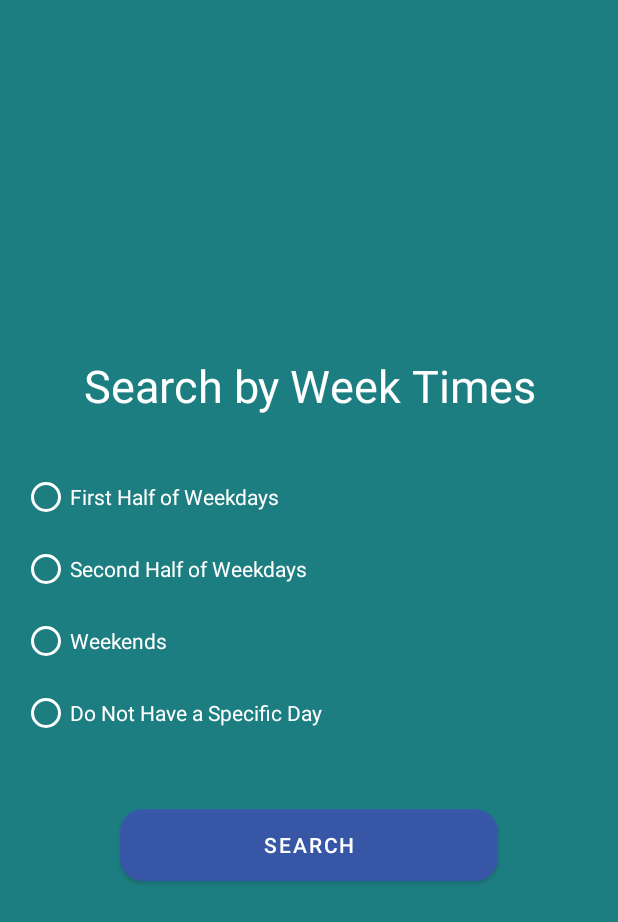
After one commit to keshab101/slackr-cmsc436-group30, an Android app: the layout search_group_by_week.xml on its own in the app's theme, with its tools: preview values and no code run, on a phone screen of 412 x 824 dp. The commit adds this screen. Shown: the top 922 px of the screen. Run offline under Robolectric (Android 15) with nearby library versions, the phone set to English and light mode, and no system bars; Roboto replaces fonts that are not available here.

Commit message:
more layouts

```diff
--- a/Slackr/app/src/main/java/com/example/slackr/searchGroupTypes/SearchDayTime.kt
+++ b/Slackr/app/src/main/java/com/example/slackr/searchGroupTypes/SearchDayTime.kt
@@ -2,11 +2,15 @@ package com.example.slackr.searchGroupTypes
 
 import android.os.Bundle
 import androidx.appcompat.app.AppCompatActivity
+import com.example.slackr.R
 
 class SearchDayTime: AppCompatActivity() {
 
     override fun onCreate(savedInstanceState: Bundle?) {
         super.onCreate(savedInstanceState)
+        setContentView(R.layout.search_group_by_studytime)
+
+
 
     }
 
--- a/Slackr/app/src/main/java/com/example/slackr/searchGroupTypes/SearchEnvironment.kt
+++ b/Slackr/app/src/main/java/com/example/slackr/searchGroupTypes/SearchEnvironment.kt
@@ -2,12 +2,13 @@ package com.example.slackr.searchGroupTypes
 
 import android.os.Bundle
 import androidx.appcompat.app.AppCompatActivity
+import com.example.slackr.R
 
 class SearchEnvironment: AppCompatActivity() {
 
     override fun onCreate(savedInstanceState: Bundle?) {
         super.onCreate(savedInstanceState)
-
+        setContentView(R.layout.search_group_by_studytype)
     }
 
 }
--- a/Slackr/app/src/main/java/com/example/slackr/searchGroupTypes/SearchSubject.kt
+++ b/Slackr/app/src/main/java/com/example/slackr/searchGroupTypes/SearchSubject.kt
@@ -2,11 +2,12 @@ package com.example.slackr.searchGroupTypes
 
 import android.os.Bundle
 import androidx.appcompat.app.AppCompatActivity
+import com.example.slackr.R
 
 class SearchSubject: AppCompatActivity() {
 
     override fun onCreate(savedInstanceState: Bundle?) {
         super.onCreate(savedInstanceState)
-
+        setContentView(R.layout.search_group_by_subject)
     }
 }
--- a/Slackr/app/src/main/java/com/example/slackr/searchGroupTypes/SearchWeekly.kt
+++ b/Slackr/app/src/main/java/com/example/slackr/searchGroupTypes/SearchWeekly.kt
@@ -2,11 +2,12 @@ package com.example.slackr.searchGroupTypes
 
 import android.os.Bundle
 import androidx.appcompat.app.AppCompatActivity
+import com.example.slackr.R
 
 class SearchWeekly: AppCompatActivity() {
 
     override fun onCreate(savedInstanceState: Bundle?) {
         super.onCreate(savedInstanceState)
-
+        setContentView(R.layout.search_group_by_week)
     }
 }
--- /dev/null
+++ b/Slackr/app/src/main/res/layout/search_group_by_week.xml
@@ -0,0 +1,72 @@
+<?xml version="1.0" encoding="utf-8"?>
+<androidx.appcompat.widget.LinearLayoutCompat
+    xmlns:android="http://schemas.android.com/apk/res/android"
+    android:layout_width="match_parent"
+    android:layout_height="match_parent"
+    android:orientation="vertical"
+    android:background="@color/splash_color"
+    android:gravity="center">
+
+    <TextView
+        android:id="@+id/study_habits_day"
+        android:layout_width="match_parent"
+        android:layout_height="wrap_content"
+        android:layout_marginBottom="30dp"
+        android:gravity="center"
+        android:fontFamily="sans-serif"
+        android:text="Search by Week Times"
+        android:textColor="@color/white"
+        android:textSize="30sp" />
+
+    <RadioGroup
+        android:id="@+id/radioGroup_days"
+        android:layout_width="match_parent"
+        android:layout_height="wrap_content"
+        android:layout_marginLeft="10dp"
+        android:checkedButton="@+id/study_day_clicked">
+
+        <RadioButton
+            android:id="@+id/radio_button_first"
+            android:layout_width="match_parent"
+            android:layout_height="wrap_content"
+            android:textColor="@color/white"
+            android:buttonTint="@color/white"
+            android:text="@string/study_day_first" />
+
+        <RadioButton
+            android:id="@+id/radio_button_second"
+            android:layout_width="match_parent"
+            android:layout_height="wrap_content"
+            android:textColor="@color/white"
+            android:buttonTint="@color/white"
+            android:text="@string/study_day_second" />
+
+        <RadioButton
+            android:id="@+id/radio_button_weekend"
+            android:layout_width="match_parent"
+            android:layout_height="wrap_content"
+            android:textColor="@color/white"
+            android:buttonTint="@color/white"
+            android:text="@string/study_day_weekend" />
+
+        <RadioButton
+            android:id="@+id/radio_button_no_day"
+            android:layout_width="match_parent"
+            android:layout_height="wrap_content"
+            android:textColor="@color/white"
+            android:buttonTint="@color/white"
+            android:text="@string/study_day_no" />
+    </RadioGroup>
+
+    <Button
+        android:id="@+id/search_group"
+        android:layout_width="match_parent"
+        android:layout_height="wrap_content"
+        android:layout_marginTop="40dp"
+        android:layout_marginLeft="80dp"
+        android:layout_marginRight="80dp"
+        android:background="@drawable/round_views"
+        android:text="Search" />
+
+
+</androidx.appcompat.widget.LinearLayoutCompat>
```
Also changed, not shown: Slackr/app/src/main/AndroidManifest.xml (+7 -0 lines), Slackr/app/src/main/res/layout/search_group_by_studytime.xml (+10 -11 lines), Slackr/app/src/main/res/layout/search_group_by_studytype.xml (added, +73 -0 lines).
